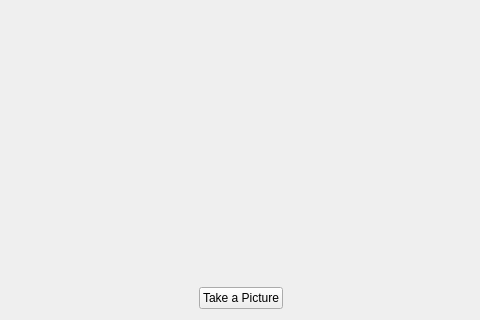
Old version of the form src/mainWidget.ui in the repository KDE/kamoso; both pictures show x 139 to 619 and y 496 to 816 of the 845 by 816 pixel window.
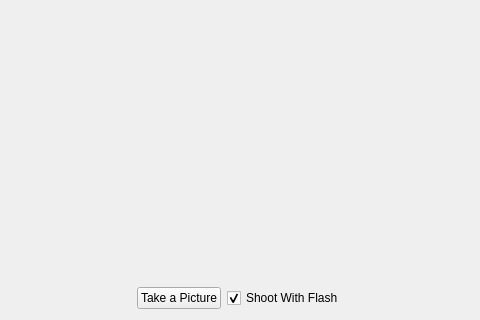
New version of the form. Custom widgets are drawn as their Qt base class.

Commit message: Added a checkbox near "Take Photo" to decide if you want flash or not.

Patch:
```diff
--- a/src/mainWidget.ui
+++ b/src/mainWidget.ui
@@ -103,6 +103,19 @@
        </property>
       </widget>
      </item>
+     <item>
+      <widget class="QCheckBox" name="checkFlash">
+       <property name="toolTip">
+        <string extracomment="Take the picture with or without flash"/>
+       </property>
+       <property name="text">
+        <string>Shoot With Flash</string>
+       </property>
+       <property name="checked">
+        <bool>true</bool>
+       </property>
+      </widget>
+     </item>
      <item>
       <spacer name="horizontalSpacer_3">
        <property name="orientation">
```
The commit also changes 1 other file.
